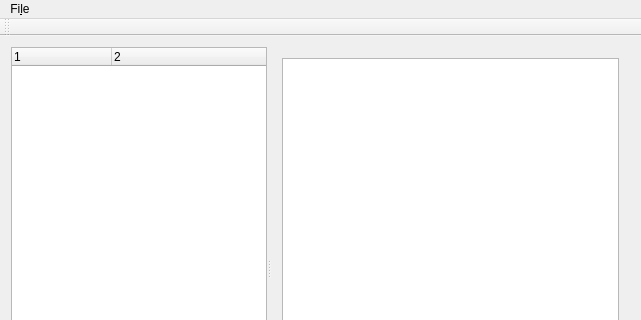
The window that clifview.ui (hendrikschilling/clifview) describes before a commit, drawn with Qt 5; both pictures show x 0 to 641 and y 0 to 320 of the 641 by 522 pixel window.
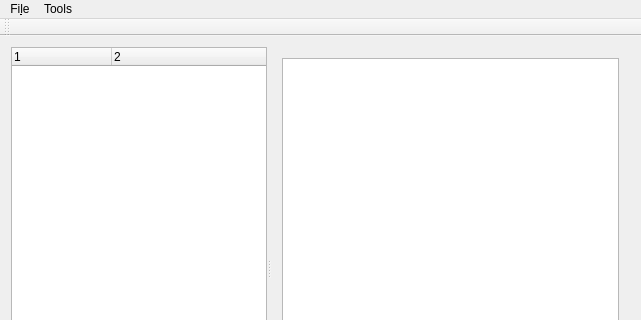
The same window after the commit. Custom widgets are drawn as their Qt base class.

Commit message: move out custom widgets to clif-qt lib

The edit to the form file:
```diff
--- a/clifview.ui
+++ b/clifview.ui
@@ -121,7 +121,14 @@
     <addaction name="separator"/>
     <addaction name="actionOpen"/>
    </widget>
+   <widget class="QMenu" name="menuTools">
+    <property name="title">
+     <string>Tools</string>
+    </property>
+    <addaction name="actionSet_horopter"/>
+   </widget>
    <addaction name="menuFile"/>
+   <addaction name="menuTools"/>
   </widget>
   <widget class="QToolBar" name="mainToolBar">
    <attribute name="toolBarArea">
```
Left out of the diff: 14 changed lines with no effect on the pictures. The commit also changes 5 other files.
